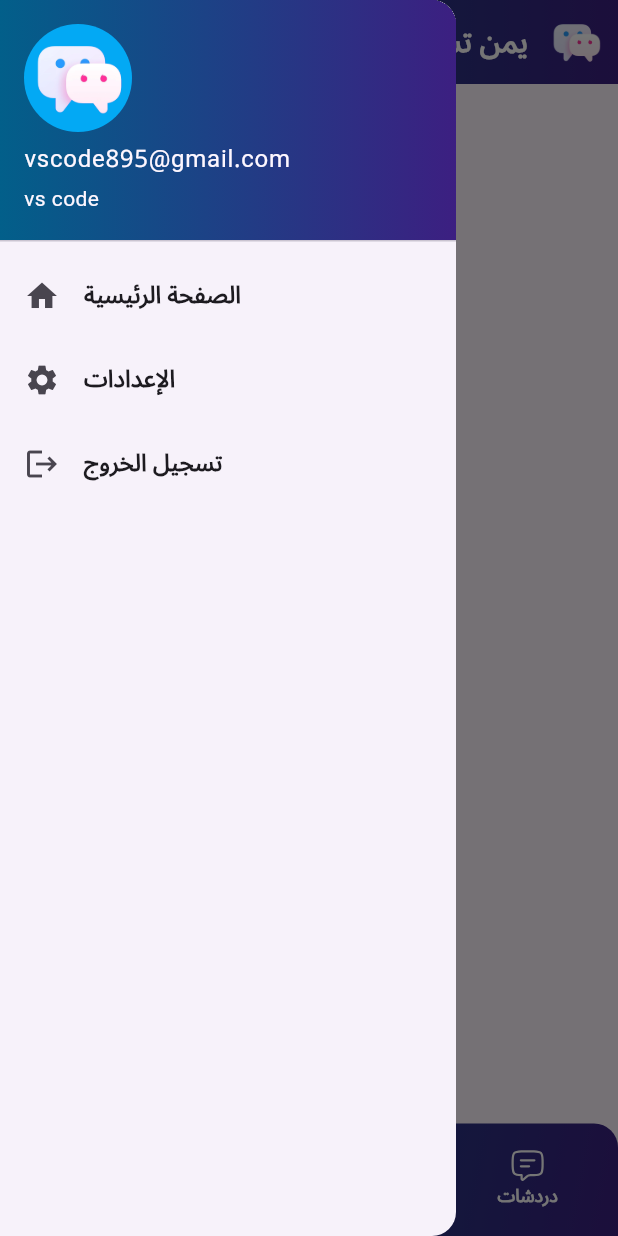
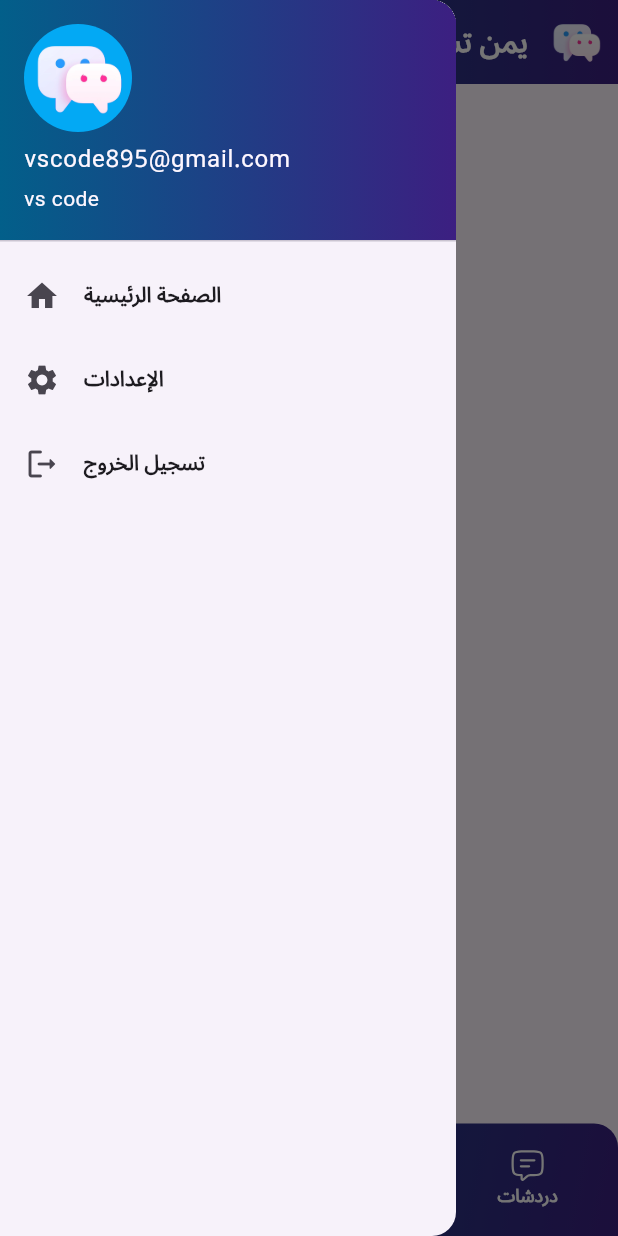
Before and after one commit to IT-Developer2025/chat-app, a Flutter app: the screen it shows after launch, with the side drawer open, on a phone screen of 412 x 824 dp. Run offline on Flutter 3.47's test engine with Material 3 defaults, Android fonts, the phone set to English and light mode, and no system bars; our stand-ins replace flutter_svg.

Commit message:
Refactoring in home_view UI

```diff
--- a/lib/views/widgets/custom_bottom_navigation_bar_body.dart
+++ b/lib/views/widgets/custom_bottom_navigation_bar_body.dart
@@ -8,7 +8,7 @@ class CustomBottomNavigationBarBody extends StatelessWidget {
   Widget build(BuildContext context) {
     return Padding(
       padding: const EdgeInsets.symmetric(horizontal: 8.0, vertical: 16),
-      child: const Row(
+      child: Row(
         mainAxisAlignment: MainAxisAlignment.center,
         textDirection: TextDirection.rtl,
         spacing: 102,
@@ -18,12 +18,12 @@ class CustomBottomNavigationBarBody extends StatelessWidget {
             title: "دردشات",
           ),
           CustomNavigationIcon(
+            iconPath: "assets/icons/story_icon_unselected.svg",
+            title: "القصص",
+          ),
+          CustomNavigationIcon(
             iconPath: "assets/icons/call_icon_unselected.svg",
             title: "المكالمات",
-          ),
-          CustomNavigationIcon(
-            iconPath: "assets/icons/story_icon_unselected.svg",
-            title: "القصص",
           ),
         ],
       ),
--- a/lib/views/widgets/custom_drawer_body.dart
+++ b/lib/views/widgets/custom_drawer_body.dart
@@ -1,5 +1,6 @@
-import 'package:chat_app/constants.dart';
 import 'package:chat_app/views/login_view.dart';
+import 'package:chat_app/views/widgets/custom_list_tile.dart';
+import 'package:chat_app/views/widgets/custom_user_accounts_drawer_header.dart';
 import 'package:flutter/material.dart';
 
 class CustomDrawerBody extends StatelessWidget {
@@ -9,39 +10,16 @@ class CustomDrawerBody extends StatelessWidget {
   Widget build(BuildContext context) {
     return ListView(
       children: [
-        UserAccountsDrawerHeader(
-          decoration: BoxDecoration(
-            gradient: LinearGradient(colors: [kPrimaryColor, kSecondaryColor]),
-          ),
-          currentAccountPicture: CircleAvatar(
-            backgroundColor: Colors.lightBlue,
-            child: Image.asset(kLogo),
-          ),
-          accountName: Text("vscode895@gmail.com"),
-          accountEmail: Text("vs code"),
-        ),
-        ListTile(
-          leading: Icon(Icons.home),
-          title: Text(
-            'الصفحة الرئيسية',
-            style: TextStyle(fontWeight: FontWeight.bold),
-          ),
+        const CustomUserAccountsDrawerHeader(),
+        CustomListTile(
+          icon: Icons.home,
+          title: 'الصفحة الرئيسية',
           onTap: () {},
         ),
-        ListTile(
-          leading: Icon(Icons.settings),
-          title: Text(
-            'الإعدادات',
-            style: TextStyle(fontWeight: FontWeight.bold),
-          ),
-          onTap: () {},
-        ),
-        ListTile(
-          leading: Icon(Icons.logout),
-          title: Text(
-            'تسجيل الخروج',
-            style: TextStyle(fontWeight: FontWeight.bold),
-          ),
+        CustomListTile(icon: Icons.settings, title: 'الإعدادات', onTap: () {}),
+        CustomListTile(
+          icon: Icons.logout_rounded,
+          title: 'تسجيل الخروج',
           onTap: () {
             Navigator.popAndPushNamed(context, LoginView.id);
           },
--- /dev/null
+++ b/lib/views/widgets/custom_list_tile.dart
@@ -0,0 +1,25 @@
+import 'package:flutter/material.dart';
+
+class CustomListTile extends StatelessWidget {
+  final IconData icon;
+  final String title;
+  final VoidCallback onTap;
+  const CustomListTile({
+    super.key,
+    required this.icon,
+    required this.title,
+    required this.onTap,
+  });
+
+  @override
+  Widget build(BuildContext context) {
+    return ListTile(
+      leading: Icon(icon, size: 24),
+      title: Text(
+        title,
+        style: TextStyle(fontSize: 14, fontWeight: FontWeight.bold),
+      ),
+      onTap: onTap,
+    );
+  }
+}
--- /dev/null
+++ b/lib/views/widgets/custom_user_accounts_drawer_header.dart
@@ -0,0 +1,23 @@
+import 'package:chat_app/constants.dart';
+import 'package:flutter/material.dart';
+
+class CustomUserAccountsDrawerHeader extends StatelessWidget {
+  const CustomUserAccountsDrawerHeader({
+    super.key,
+  });
+
+  @override
+  Widget build(BuildContext context) {
+    return UserAccountsDrawerHeader(
+      decoration: BoxDecoration(
+        gradient: LinearGradient(colors: [kPrimaryColor, kSecondaryColor]),
+      ),
+      currentAccountPicture: CircleAvatar(
+        backgroundColor: Colors.lightBlue,
+        child: Image.asset(kLogo),
+      ),
+      accountName: Text("vscode895@gmail.com"),
+      accountEmail: Text("vs code"),
+    );
+  }
+}
--- a/pubspec.yaml
+++ b/pubspec.yaml
@@ -62,6 +62,8 @@ flutter:
   assets:
     - assets/images/
     - assets/icons/
+    - assets/icons/light_mode/
+    - assets/icons/dark_mode/
 
 
   # An image asset can refer to one or more resolution-specific "variants", see
```
Also changed, not shown: assets/icons/dark_mode/home_icon_dark_mode.svg (added), assets/icons/dark_mode/home_icon_light_mode.svg (added), assets/icons/dark_mode/logout_icon_dark_mode.svg (added), assets/icons/dark_mode/settings_icon_dark_mode.svg (added), assets/icons/light_mode/home_icon_light_mode.svg (added), assets/icons/light_mode/logout_icon_light_mode.svg (added), assets/icons/light_mode/settings_icon_light_mode.svg (added).
